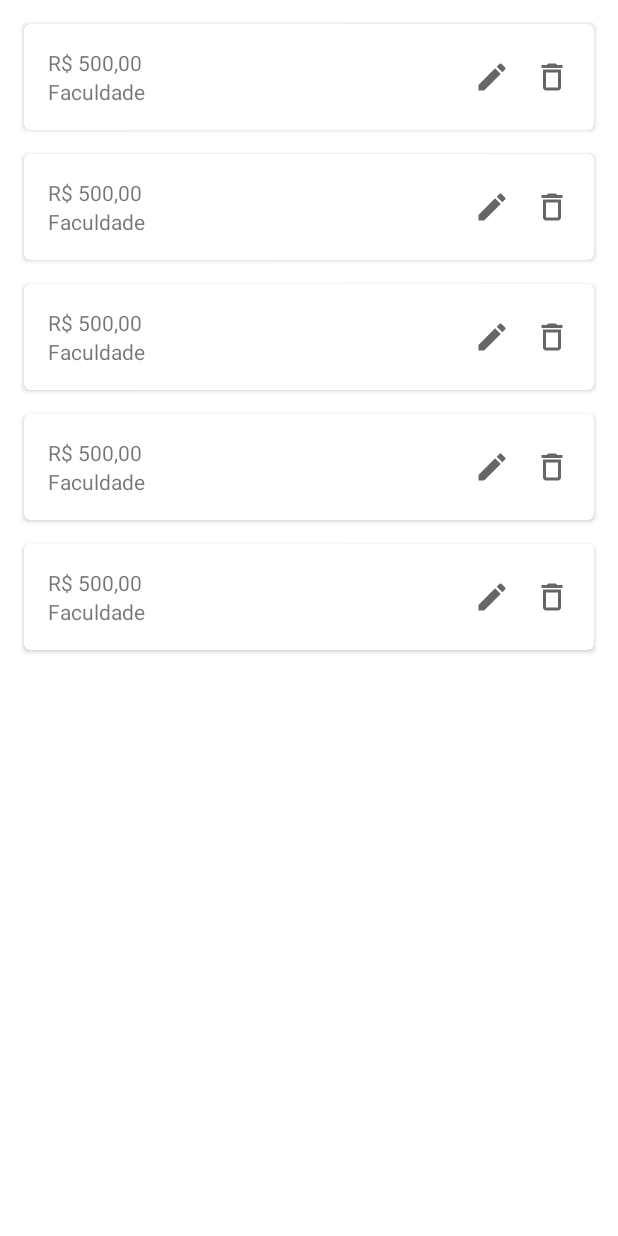
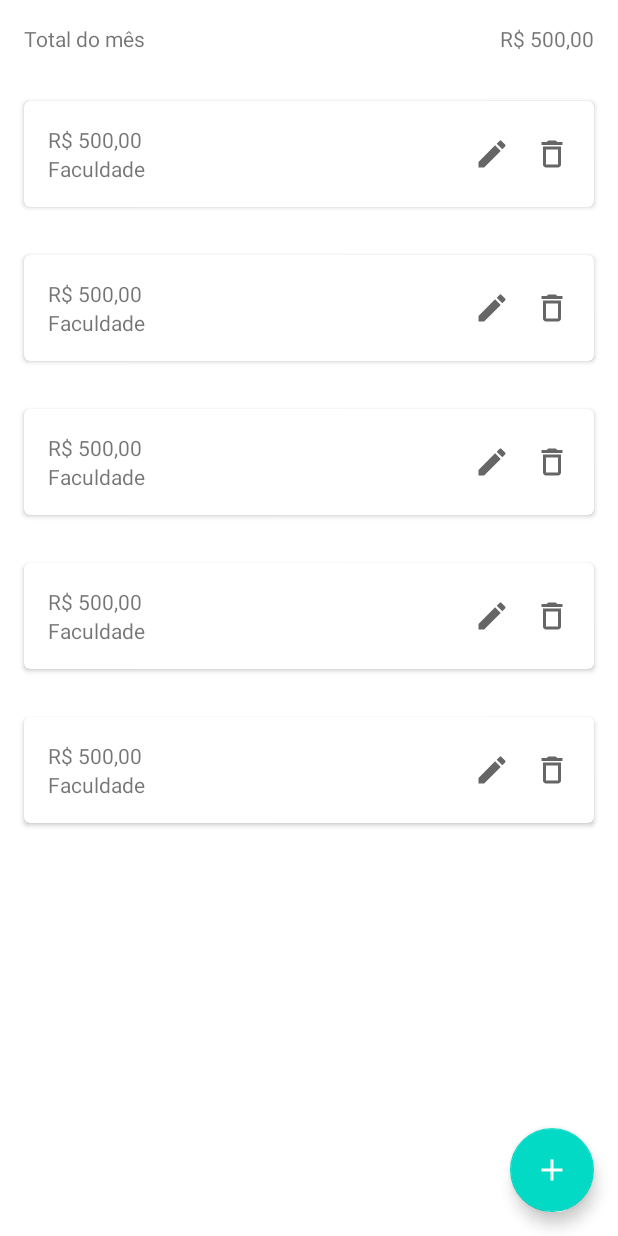
Before and after one commit to radwulf21/MyExpenses, an Android app: the layout fragment_expenses.xml on its own in the app's theme, with its tools: preview values and no code run, on a phone screen of 412 x 824 dp. Run offline under Robolectric (Android 15) with nearby library versions, the phone set to English and light mode, and no system bars.

```diff
--- /dev/null
+++ b/app/src/main/java/com/example/myexpenses/commons/MyExpensesConstants.kt
@@ -0,0 +1,5 @@
+package com.example.myexpenses.commons
+
+object MyExpensesConstants {
+    const val ADD_EXPENSE_EXTRA = "add_expense_extra"
+}
--- /dev/null
+++ b/app/src/main/java/com/example/myexpenses/features/expenses/list/repository/ExpensesRepository.kt
@@ -0,0 +1,5 @@
+package com.example.myexpenses.features.expenses.list.repository
+
+interface ExpensesRepository {
+    suspend fun loadExpensesByMonthId(monthId: Int)
+}
--- a/app/src/main/java/com/example/myexpenses/features/expenses/list/view/ExpensesActivity.kt
+++ b/app/src/main/java/com/example/myexpenses/features/expenses/list/view/ExpensesActivity.kt
@@ -5,7 +5,6 @@ import androidx.appcompat.app.AppCompatActivity
 import androidx.fragment.app.FragmentActivity
 import androidx.viewpager2.adapter.FragmentStateAdapter
 import com.example.myexpenses.databinding.ActivityExpensesBinding
-import com.example.myexpenses.features.expenses.MyExpensesRouter.Companion.launchAddExpense
 import com.example.myexpenses.features.expenses.list.model.MonthEnum
 import com.google.android.material.tabs.TabLayoutMediator
 
@@ -19,15 +18,10 @@ class ExpensesActivity : AppCompatActivity() {
         setContentView(binding.root)
 
         setUpViews()
-
-        binding.btnAddExpense.setOnClickListener {
-            launchAddExpense(this)
-        }
     }
 
     private fun setUpViews() {
         binding.vpExpenses.adapter = FragmentExpensesAdapter(this)
-        binding.vpExpenses.isUserInputEnabled = false
 
         TabLayoutMediator(binding.tbMonths, binding.vpExpenses) { tab, position ->
             tab.text = MonthEnum.values()[position].value.name
--- a/app/src/main/java/com/example/myexpenses/features/expenses/list/viewmodel/ExpensesViewModel.kt
+++ b/app/src/main/java/com/example/myexpenses/features/expenses/list/viewmodel/ExpensesViewModel.kt
@@ -1,5 +1,7 @@
 package com.example.myexpenses.features.expenses.list.viewmodel
 
-class ExpensesViewModel {
+import androidx.lifecycle.ViewModel
+
+class ExpensesViewModel : ViewModel() {
 
 }
--- /dev/null
+++ b/app/src/main/res/drawable/ic_add.xml
@@ -0,0 +1,5 @@
+<vector android:height="24dp" android:tint="#FFFFFF"
+    android:viewportHeight="24" android:viewportWidth="24"
+    android:width="24dp" xmlns:android="http://schemas.android.com/apk/res/android">
+    <path android:fillColor="@android:color/white" android:pathData="M19,13h-6v6h-2v-6H5v-2h6V5h2v6h6v2z"/>
+</vector>
--- a/app/src/main/res/layout/fragment_expenses.xml
+++ b/app/src/main/res/layout/fragment_expenses.xml
@@ -1,15 +1,61 @@
 <?xml version="1.0" encoding="utf-8"?>
 <FrameLayout xmlns:android="http://schemas.android.com/apk/res/android"
+    xmlns:app="http://schemas.android.com/apk/res-auto"
     xmlns:tools="http://schemas.android.com/tools"
     android:layout_width="match_parent"
     android:layout_height="match_parent"
-    android:padding="8dp"
     tools:context=".features.expenses.list.view.ExpensesFragment">
 
-    <androidx.recyclerview.widget.RecyclerView
-        android:id="@+id/rv_expenses"
+    <androidx.constraintlayout.widget.ConstraintLayout
         android:layout_width="match_parent"
-        android:layout_height="match_parent"
-        tools:itemCount="5"
-        tools:listitem="@layout/item_expense" />
+        android:layout_height="match_parent">
+
+        <androidx.constraintlayout.widget.ConstraintLayout
+            android:id="@+id/cl_header"
+            android:layout_width="match_parent"
+            android:layout_height="wrap_content"
+            android:padding="16dp"
+            app:layout_constraintTop_toTopOf="parent">
+
+            <TextView
+                android:layout_width="wrap_content"
+                android:layout_height="wrap_content"
+                android:text="@string/month_total"
+                app:layout_constraintBottom_toBottomOf="parent"
+                app:layout_constraintStart_toStartOf="parent"
+                app:layout_constraintTop_toTopOf="parent" />
+
+            <TextView
+                android:id="@+id/tv_expense_value"
+                android:layout_width="wrap_content"
+                android:layout_height="wrap_content"
+                app:layout_constraintBottom_toBottomOf="parent"
+                app:layout_constraintEnd_toEndOf="parent"
+                app:layout_constraintTop_toTopOf="parent"
+                tools:text="R$ 500,00" />
+        </androidx.constraintlayout.widget.ConstraintLayout>
+
+        <androidx.recyclerview.widget.RecyclerView
+            android:id="@+id/rv_expenses"
+            android:layout_width="match_parent"
+            android:layout_height="0dp"
+            android:clipToPadding="false"
+            app:layout_constraintBottom_toTopOf="@id/btn_add_expense"
+            app:layout_constraintTop_toBottomOf="@id/cl_header"
+            tools:itemCount="5"
+            tools:listitem="@layout/item_expense" />
+
+        <com.google.android.material.floatingactionbutton.FloatingActionButton
+            android:id="@+id/btn_add_expense"
+            android:layout_width="wrap_content"
+            android:layout_height="wrap_content"
+            android:layout_margin="16dp"
+            android:contentDescription="@string/add_expense"
+            android:textAllCaps="false"
+            app:layout_constraintBottom_toBottomOf="parent"
+            app:layout_constraintEnd_toEndOf="parent"
+            app:layout_constraintTop_toBottomOf="@id/rv_expenses"
+            app:srcCompat="@drawable/ic_add"
+            app:tint="@color/white" />
+    </androidx.constraintlayout.widget.ConstraintLayout>
 </FrameLayout>
--- a/app/src/main/res/layout/item_expense.xml
+++ b/app/src/main/res/layout/item_expense.xml
@@ -4,7 +4,7 @@
     xmlns:tools="http://schemas.android.com/tools"
     android:layout_width="match_parent"
     android:layout_height="wrap_content"
-    android:layout_margin="8dp"
+    android:layout_margin="16dp"
     android:elevation="4dp"
     app:cardCornerRadius="4dp">
 
```
Also changed, not shown: app/src/main/java/com/example/myexpenses/MyExpensesRouter.kt (added, +17 -0 lines), app/src/main/java/com/example/myexpenses/commons/database/MyExpensesDao.kt (added, +15 -0 lines), app/src/main/java/com/example/myexpenses/commons/database/MyExpensesDatabase.kt (added, +29 -0 lines), app/src/main/java/com/example/myexpenses/features/expenses/MyExpensesRouter.kt (deleted, +0 -15 lines), app/src/main/java/com/example/myexpenses/features/expenses/create/repository/AddExpenseRepository.kt (added, +7 -0 lines), app/src/main/java/com/example/myexpenses/features/expenses/create/repository/AddExpenseRepositoryImpl.kt (added, +10 -0 lines), app/src/main/java/com/example/myexpenses/features/expenses/create/view/AddExpenseActivity.kt (+16 -0 lines), app/src/main/java/com/example/myexpenses/features/expenses/create/viewmodel/AddExpenseViewModel.kt (added, +8 -0 lines), app/src/main/java/com/example/myexpenses/features/expenses/list/model/Expense.kt (+9 -4 lines), app/src/main/java/com/example/myexpenses/features/expenses/list/repository/ExpensesRepositoryImpl.kt (added, +9 -0 lines), app/src/main/java/com/example/myexpenses/features/expenses/list/view/ExpensesFragment.kt (+10 -0 lines), app/src/main/res/layout/activity_expenses.xml (+2 -39 lines).
